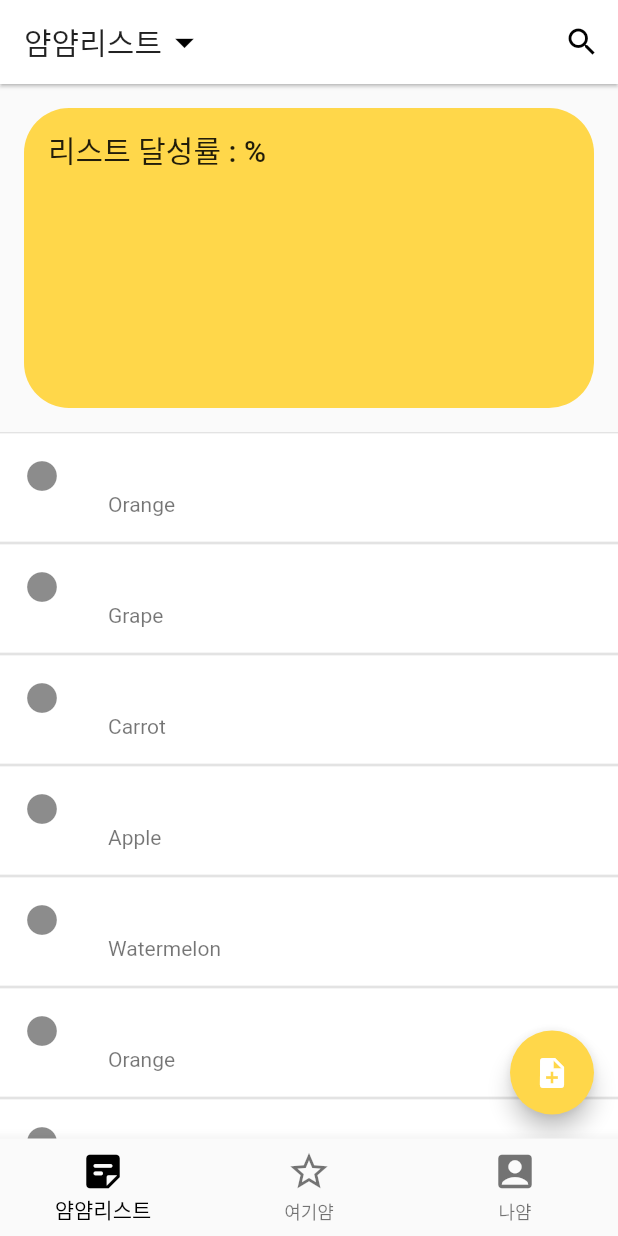
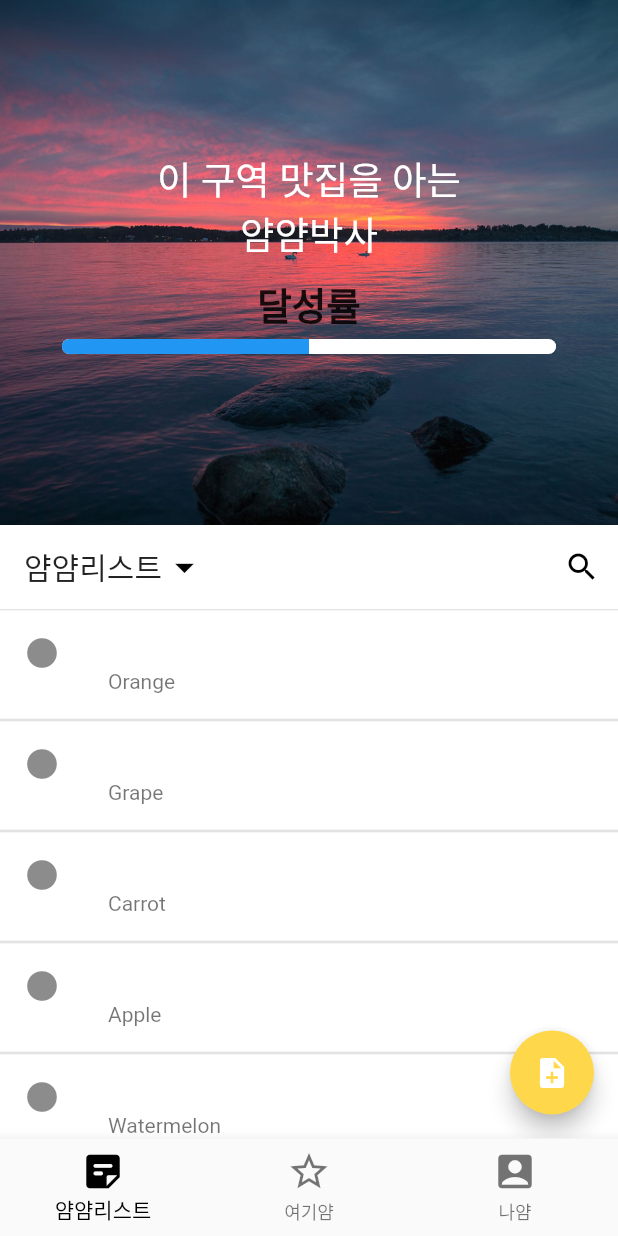
Before and after one commit to dcide6/mucketList_ui, a Flutter app: the screen it shows after launch, on a phone screen of 412 x 824 dp. Run offline on Flutter 3.47's test engine with Material 2 defaults, Android fonts, the phone set to English and light mode, and no system bars; drawn by our look-alikes of flutter_slidable; our stand-ins replace get, sensors; missing offline and left inert: shake.

Commit message:
sliverappbar update

```diff
--- a/lib/screens/list_screen.dart
+++ b/lib/screens/list_screen.dart
@@ -1,7 +1,10 @@
+import 'dart:math';
+
 import 'package:flutter/material.dart';
 import 'package:get/get.dart';
 import 'package:get/get_navigation/get_navigation.dart';
 import 'package:mklistui/constants/screen_size.dart';
+import 'package:mklistui/widgets/home_flexiable_appbar.dart';
 import 'package:mklistui/widgets/mylist_card.dart';
 import 'package:mklistui/widgets/slidable_widget.dart';
 
@@ -37,22 +40,31 @@ class _ListScreenState extends State<ListScreen> {
   Widget build(BuildContext context) {
     return SafeArea(
       child: Scaffold(
-        appBar: _buildAppBar(),
+        // appBar: _buildAppBar(),
         body: CustomScrollView(
           slivers: [
-            SliverPadding(
-              padding: EdgeInsets.all(16.0),
-              sliver: SliverAppBar(
-                title: Text("리스트 달성률 : %"),
-                backgroundColor: Color(0XFFFFD74A),
-                expandedHeight: 200,
-                flexibleSpace: FlexibleSpaceBar(),
-                floating: true,
-                snap: true,
-                shape: RoundedRectangleBorder(
-                  borderRadius: BorderRadius.circular(30.0),
+            SliverAppBar(
+              elevation: 0.5,
+              expandedHeight: 350.0,
+              flexibleSpace: FlexibleSpaceBar(
+                background: Stack(
+                  children: [
+                    Positioned.fill(
+                        child: Image.asset(
+                      "assets/bg2.jpg",
+                      fit: BoxFit.cover,
+                    )),
+                    HomeFlexibleAppBar(),
+                  ],
                 ),
               ),
+            ),
+            SliverAppBar(
+              elevation: 0.5,
+              pinned: true,
+              backgroundColor: Colors.white,
+              flexibleSpace: FlexibleSpaceBar(
+                  title: _buildAppBar(), titlePadding: EdgeInsets.all(0.0)),
             ),
             renderSliverList()
           ],
@@ -100,7 +112,7 @@ class _ListScreenState extends State<ListScreen> {
           ),
         ),
       ),
-      elevation: 1,
+      elevation: 0,
       actions: [
         IconButton(
           onPressed: () {},
--- /dev/null
+++ b/lib/widgets/home_flexiable_appbar.dart
@@ -0,0 +1,75 @@
+import 'package:flutter/material.dart';
+import 'package:mklistui/constants/screen_size.dart';
+
+class HomeFlexibleAppBar extends StatelessWidget {
+  final double appBarHeight = 66.0;
+  @override
+  Widget build(BuildContext context) {
+    final double statusBarHeight = MediaQuery.of(context).padding.top;
+    return Center(
+      child: Container(
+        padding: EdgeInsets.only(top: statusBarHeight),
+        // height: statusBarHeight + appBarHeight,
+        child: Column(
+          mainAxisAlignment: MainAxisAlignment.start,
+          children: [
+            SizedBox(
+              height: 100,
+            ),
+            Container(
+              child: Column(
+                mainAxisAlignment: MainAxisAlignment.start,
+                children: [
+                  Container(
+                    child: Text(
+                      "이 구역 맛집을 아는",
+                      style: TextStyle(
+                        fontSize: 25.0,
+                        color: Colors.white,
+                      ),
+                    ),
+                  ),
+                  Container(
+                    child: Text(
+                      "얌얌박사",
+                      style: TextStyle(
+                        fontSize: 25.0,
+                        color: Colors.white,
+                      ),
+                    ),
+                  ),
+                  SizedBox(
+                    height: 10.0,
+                  ),
+                  Column(
+                    children: <Widget>[
+                      Text(
+                        '달성률',
+                        style: TextStyle(
+                          fontWeight: FontWeight.bold,
+                          fontSize: 25.0,
+                        ),
+                      ),
+                      Container(
+                        margin: EdgeInsets.symmetric(vertical: 5),
+                        width: size.width * 0.8,
+                        height: 10,
+                        child: ClipRRect(
+                          borderRadius: BorderRadius.all(Radius.circular(15)),
+                          child: LinearProgressIndicator(
+                            value: 0.5,
+                            backgroundColor: Colors.white,
+                          ),
+                        ),
+                      ),
+                    ],
+                  ),
+                ],
+              ),
+            )
+          ],
+        ),
+      ),
+    );
+  }
+}
--- a/pubspec.yaml
+++ b/pubspec.yaml
@@ -50,9 +50,9 @@ flutter:
   uses-material-design: true
 
   # To add assets to your application, add an assets section, like this:
-  # assets:
-  #   - images/a_dot_burr.jpeg
-  #   - images/a_dot_ham.jpeg
+  assets:
+    - assets/bg2.jpg
+
 
   # An image asset can refer to one or more resolution-specific "variants", see
   # https://flutter.dev/assets-and-images/#resolution-aware.
```
Also changed, not shown: assets/bg2.jpg (added).
